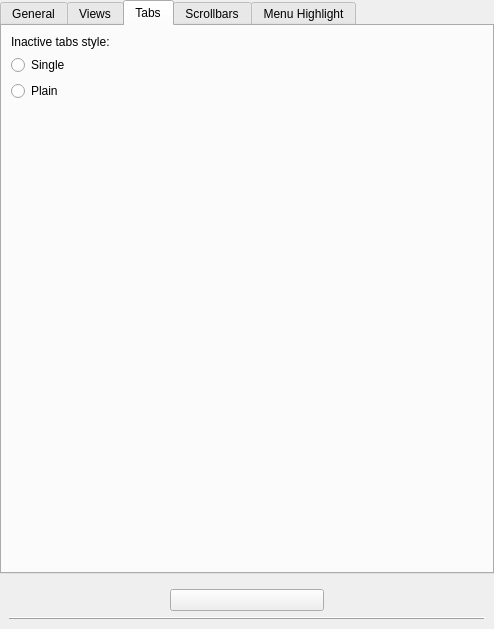
KDE/oxygen, file kstyle/config/ui/oxygenstyleconfig.ui: the form before one commit.
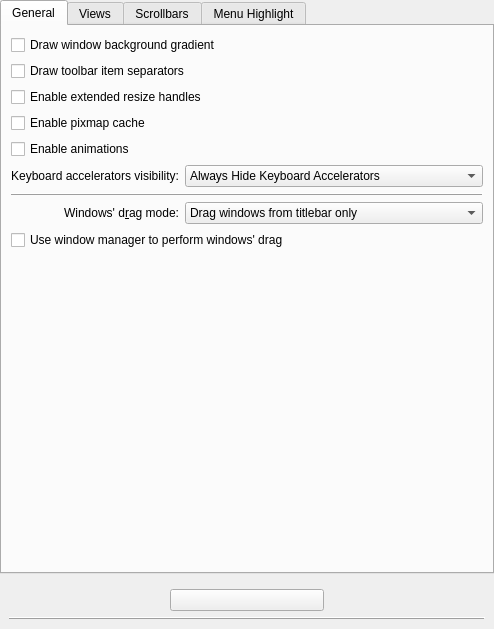
The form after the commit. The open tabs and pages were chosen to show the change. Custom widgets are drawn as their Qt base class.

Commit message: Removed unused 'subtleShadows' option Removed 'single' tabs -> cause usability problems and clutter code

```diff
--- a/kstyle/config/ui/oxygenstyleconfig.ui
+++ b/kstyle/config/ui/oxygenstyleconfig.ui
@@ -100,7 +100,7 @@
             </sizepolicy>
            </property>
            <property name="text">
-            <string>Windows' drag mode:</string>
+            <string>Windows' d&amp;rag mode:</string>
            </property>
            <property name="alignment">
             <set>Qt::AlignRight|Qt::AlignTrailing|Qt::AlignVCenter</set>
@@ -309,47 +309,6 @@
        </item>
       </layout>
      </widget>
-     <widget class="QWidget" name="tab_3">
-      <attribute name="title">
-       <string>Tabs</string>
-      </attribute>
-      <layout class="QGridLayout" name="gridLayout_2">
-       <item row="3" column="0">
-        <spacer name="verticalSpacer_2">
-         <property name="orientation">
-          <enum>Qt::Vertical</enum>
-         </property>
-         <property name="sizeHint" stdset="0">
-          <size>
-           <width>20</width>
-           <height>40</height>
-          </size>
-         </property>
-        </spacer>
-       </item>
-       <item row="1" column="0">
-        <widget class="QRadioButton" name="_tabStyleSingle">
-         <property name="text">
-          <string comment="Renders each inactive tab in a tabbar as separate darker slab">Single</string>
-         </property>
-        </widget>
-       </item>
-       <item row="2" column="0">
-        <widget class="QRadioButton" name="_tabStylePlain">
-         <property name="text">
-          <string comment="Renders inactive tabs in a tabbar as a unique darker slab">Plain</string>
-         </property>
-        </widget>
-       </item>
-       <item row="0" column="0">
-        <widget class="QLabel" name="label_2">
-         <property name="text">
-          <string>Inactive tabs style:</string>
-         </property>
-        </widget>
-       </item>
-      </layout>
-     </widget>
      <widget class="QWidget" name="tab_4">
       <attribute name="title">
        <string>Scrollbars</string>
```
Left out of the diff: 36 changed lines with no effect on the pictures. The commit also changes 5 other files.
